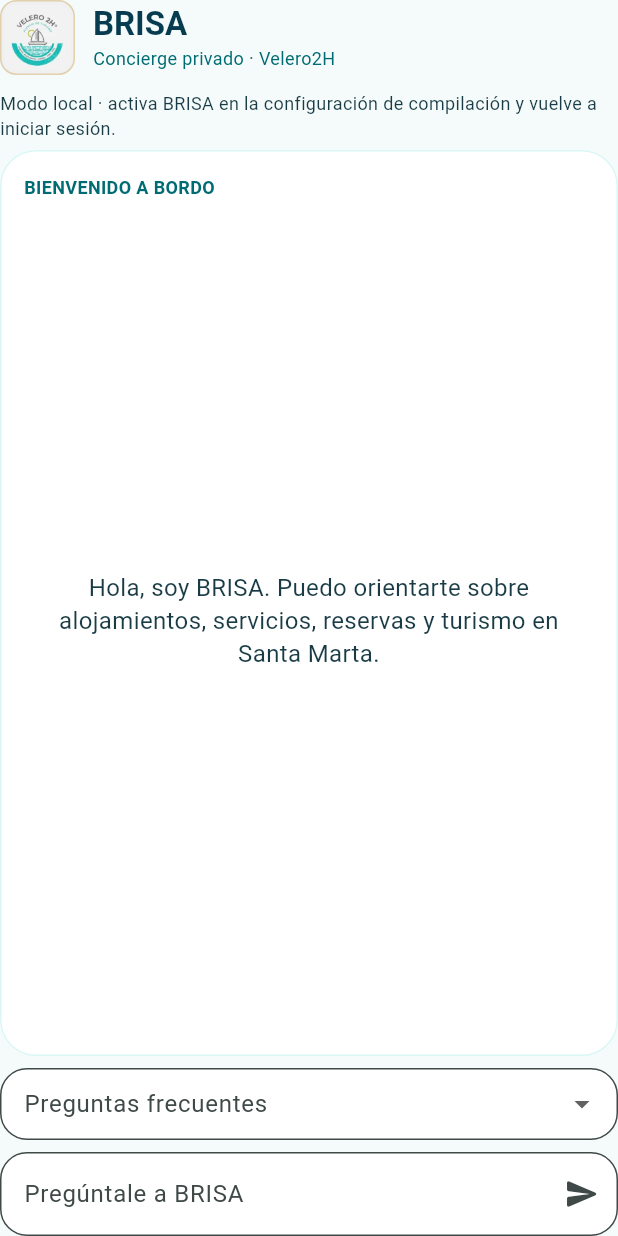
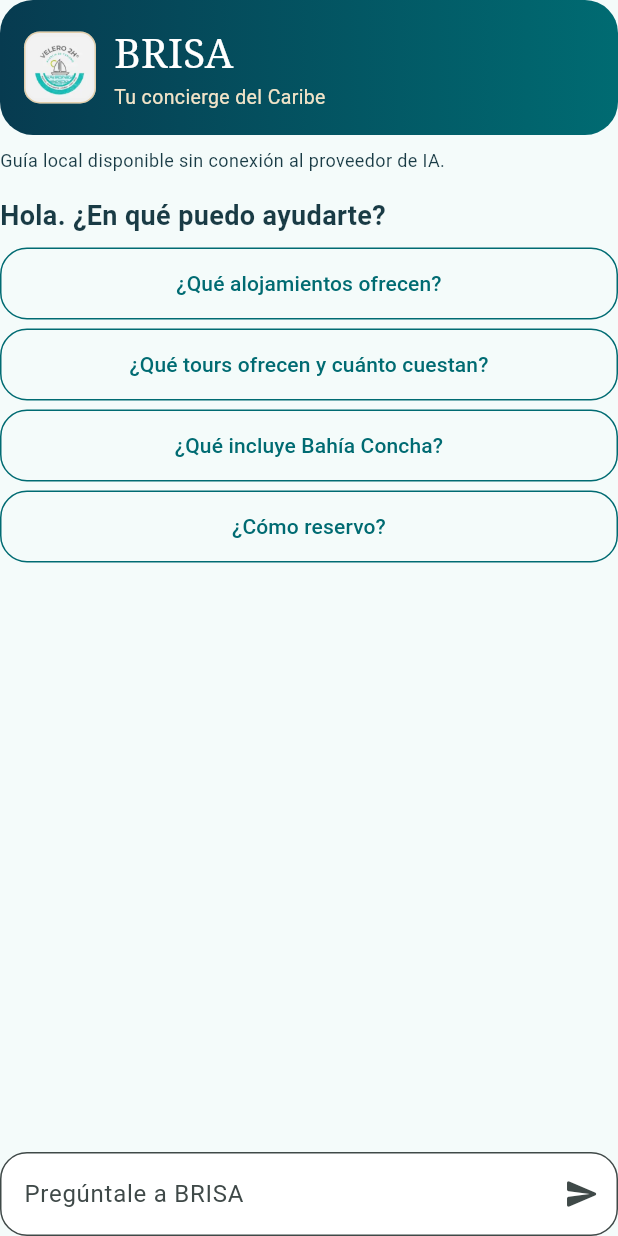
Before and after one commit to davidruizmanti1-lab/BIOMETRIC_LOGIN17, a Flutter app: the BrisaScreen widget shown alone on an empty page, opened directly, on a phone screen of 412 x 824 dp. Run offline on Flutter 3.47's test engine with Material 3 defaults, Android fonts, the phone set to English and light mode, and no system bars; our stand-ins replace flutter_map, geolocator, latlong2, local_auth.

Commit message:
Velero2H 2.9: resort luxury, catálogo de tours y concierge BRISA

```diff
--- a/lib/domain/services/brisa_faq.dart
+++ b/lib/domain/services/brisa_faq.dart
@@ -1,3 +1,5 @@
+import 'tour_catalog.dart';
+
 // Respuestas basadas en la información publicada por Velero2H.
 abstract final class BrisaFaq {
   static const topics = <(String, String, List<String>)>[
@@ -52,8 +54,10 @@ abstract final class BrisaFaq {
 
   static String answer(String q, {String? topic}) {
     if (!safe(q)) return privacy;
+    final catalogAnswer = TourCatalog.answer(q);
+    if (catalogAnswer != null) return catalogAnswer;
     final selected = topic == null ? localTopics(q) : validTopics(topic);
     if (selected.isEmpty) return fallback;
-    return selected.map((id) => topics.firstWhere((item) => item.$1 == id).$2).join('\n\n');
+    return selected.map((id) => id == 'tours' ? TourCatalog.summary : topics.firstWhere((item) => item.$1 == id).$2).join('\n\n');
   }
 }
--- /dev/null
+++ b/lib/domain/services/tour_catalog.dart
@@ -0,0 +1,99 @@
+import 'travel_tools.dart';
+
+class VeleroTour {
+  final String id, title, category, hours;
+  final int price;
+  final bool perPerson;
+  final List<String> includes;
+  final String? optional;
+
+  const VeleroTour({
+    required this.id,
+    required this.title,
+    required this.category,
+    required this.hours,
+    required this.price,
+    required this.includes,
+    this.perPerson = true,
+    this.optional,
+  });
+
+  String get asset => 'assets/images/velero/tour_$id.webp';
+  String get rate => TravelTools.cop(price) + (perPerson ? ' / persona' : ' (unidad de cobro por confirmar)');
+  String get description {
+    final extras = optional;
+    return '$title\n$rate\nHorario anunciado: $hours.\nIncluye: ${includes.join(', ')}.'
+        + (extras == null ? '' : '\nOpcional: $extras.');
+  }
+}
+
+abstract final class TourCatalog {
+  static const confirmation = 'Tarifas y horarios del material suministrado. Confirma vigencia, cupos y condiciones con el equipo antes de reservar.';
+  static const all = <VeleroTour>[
+    VeleroTour(
+      id: 'bahia_concha', title: 'Bahía Concha · Tayrona',
+      category: 'Naturaleza', hours: '09:00–17:30', price: 130000,
+      perPerson: false,
+      includes: ['Transporte', 'Guía', 'Seguro', 'Entrada', 'Almuerzo'],
+      optional: 'Snorkel por $35.000 COP, según anuncio',
+    ),
+    VeleroTour(
+      id: 'velero_concha', title: 'Bahía Concha en velero',
+      category: 'Navegación', hours: '10:00–17:00', price: 260000,
+      includes: ['Transporte climatizado', 'Entrada al parque', 'Seguro', 'Snorkel',
+        'Una bebida', 'Fruta', 'Almuerzo', 'Paddle board'],
+    ),
+    VeleroTour(
+      id: 'katamaran', title: 'Tour Bahía Katamaran',
+      category: 'Navegación', hours: '10:00–16:30', price: 160000,
+      includes: ['Transporte marítimo', 'Seguro', 'Guía profesional', 'Cóctel de bienvenida',
+        'Recorrido por las bahías', 'Pasadía en Playa Inca Inca', 'Almuerzo', 'Snorkel o kayak'],
+      optional: 'Ingreso al acuario; valor por consultar',
+    ),
+    VeleroTour(
+      id: 'barranquilla', title: 'Barranquilla y Puerto Mocho',
+      category: 'Cultura', hours: '08:45–17:30', price: 160000,
+      includes: ['Transporte climatizado', 'Guía profesional', 'Seguro de viaje', 'Mirador',
+        'Malecón del Río', 'Ventana al Mundo', 'Aleta del Tiburón', 'Estación de Las Flores',
+        'Tren a Puerto Mocho', 'Pasadía en Puerto Mocho', 'Almuerzo'],
+    ),
+  ];
+
+  static String normalize(String text) {
+    var value = text.toLowerCase();
+    for (final pair in ['áa', 'ée', 'íi', 'óo', 'úu', 'üu', 'ñn']) {
+      value = value.replaceAll(pair[0], pair[1]);
+    }
+    return value;
+  }
+
+  static List<VeleroTour> matching(String question) {
+    final q = normalize(question);
+    final matches = <VeleroTour>[];
+    if (q.contains('concha')) {
+      if (q.contains('velero')) {
+        matches.add(all[1]);
+      } else if (q.contains('tayrona') && !q.contains('compar')) {
+        matches.add(all[0]);
+      } else {
+        matches.addAll(all.take(2));
+      }
+    }
+    if (q.contains('katamaran') || q.contains('catamaran') || q.contains('inca inca')) {
+      matches.add(all[2]);
+    }
+    if (q.contains('barranquilla') || q.contains('puerto mocho')) {
+      matches.add(all[3]);
+    }
+    return matches;
+  }
+
+  static String get summary => all.map((t) => '${t.title}: ${t.rate} · ${t.hours}').join('\n')
+      + '\n\n' + confirmation;
+
+  static String? answer(String question) {
+    final matches = matching(question);
+    if (matches.isEmpty) return null;
+    return matches.map((t) => t.description).join('\n\n') + '\n\n' + confirmation;
+  }
+}
--- a/lib/presentation/screens/brisa_screen.dart
+++ b/lib/presentation/screens/brisa_screen.dart
@@ -2,11 +2,14 @@ import 'package:flutter/material.dart';
 import 'package:provider/provider.dart';
 import '../../core/velero_theme.dart';
 import '../../domain/services/brisa_faq.dart';
+import '../../domain/services/tour_catalog.dart';
 import '../controllers/auth_controller.dart';
 import '../widgets/velero_brand.dart';
 
 class BrisaScreen extends StatefulWidget {
-  const BrisaScreen({super.key});
+  final String? suggestedQuestion;
+  final int suggestionRevision;
+  const BrisaScreen({super.key, this.suggestedQuestion, this.suggestionRevision = 0});
 
   @override
   State<BrisaScreen> createState() => _BrisaScreenState();
@@ -14,23 +17,44 @@ class BrisaScreen extends StatefulWidget {
 
 class _BrisaScreenState extends State<BrisaScreen> {
   final _input = TextEditingController();
+  final _scroll = ScrollController();
   final _history = <(String, String, String)>[];
-  int _page = 0;
   bool _online = false;
   bool _busy = false;
   String? _notice;
 
   static const _suggestions = [
     '¿Qué alojamientos ofrecen?',
-    '¿Tienen cocina y aire acondicionado?',
-    '¿Cuánto cuesta y cómo reservo?',
-    '¿Hay disponibilidad?',
+    '¿Qué tours ofrecen y cuánto cuestan?',
+    '¿Qué incluye Bahía Concha?',
+    '¿Cómo reservo?',
   ];
+
+  @override
+  void initState() {
+    super.initState();
+    _input.text = widget.suggestedQuestion ?? '';
+  }
+
+  @override
+  void didUpdateWidget(covariant BrisaScreen oldWidget) {
+    super.didUpdateWidget(oldWidget);
+    if (oldWidget.suggestionRevision != widget.suggestionRevision) {
+      _input.text = widget.suggestedQuestion ?? '';
+    }
+  }
 
   @override
   void dispose() {
     _input.dispose();
+    _scroll.dispose();
     super.dispose();
+  }
+
+  void _latest() {
+    WidgetsBinding.instance.addPostFrameCallback((_) {
+      if (mounted && _scroll.hasClients) _scroll.jumpTo(_scroll.position.maxScrollExtent);
+    });
   }
 
   Future<void> _ask(String question) async {
@@ -41,116 +65,120 @@ class _BrisaScreenState extends State<BrisaScreen> {
       setState(() => _notice = BrisaFaq.privacy);
       return;
     }
-
     final auth = context.read<AuthController>();
-    final useOnline = _online && auth.brisaAvailable;
+    final fromCatalog = TourCatalog.matching(q).isNotEmpty || BrisaFaq.localTopics(q).contains('tours');
+    final useOnline = _online && auth.brisaAvailable && !fromCatalog;
     setState(() {
       _notice = null;
       _busy = useOnline;
       if (_history.length >= 12) _history.removeAt(0);
-      _history.add((q, BrisaFaq.answer(q), useOnline ? 'Guía local · consultando IA' : 'Guía local'));
-      _page = _history.length - 1;
+      _history.add((q, BrisaFaq.answer(q),
+        fromCatalog ? 'Catálogo de tours · local' : useOnline ? 'Guía local · consultando IA' : 'Guía local'));
     });
     _input.clear();
+    _latest();
     if (!useOnline) return;
 
-    // La respuesta local permanece visible si el servidor no responde.
     String? topic;
-    try {
-      topic = await auth.askBrisa(q);
-    } catch (_) {
-      topic = null;
-    }
+    try { topic = await auth.askBrisa(q); } catch (_) { topic = null; }
     if (!mounted) return;
     final confirmed = BrisaFaq.validTopics(topic).isNotEmpty;
     setState(() {
       _history[_history.length - 1] = (
-        q,
-        BrisaFaq.answer(q, topic: confirmed ? topic : null),
-        confirmed ? 'IA en línea · guía autorizada' : 'Guía local · revisa conexión, sesión o configuración del servidor',
+        q, BrisaFaq.answer(q, topic: confirmed ? topic : null),
+        confirmed ? 'IA en línea · guía autorizada' : 'Guía local · IA no disponible',
       );
       _busy = false;
     });
+    _latest();
   }
+
+  Widget _welcome(bool available) => Column(crossAxisAlignment: CrossAxisAlignment.stretch, children: [
+    Container(
+      padding: const EdgeInsets.all(16),
+      decoration: BoxDecoration(
+        borderRadius: BorderRadius.circular(22),
+        gradient: const LinearGradient(colors: [VeleroTheme.ocean, VeleroTheme.teal])),
+      child: const Row(children: [
+        VeleroBrand(size: 48), SizedBox(width: 12),
+        Expanded(child: Column(crossAxisAlignment: CrossAxisAlignment.start, children: [
+          Text('BRISA', style: TextStyle(color: Colors.white, fontFamily: 'serif', fontSize: 27)),
+          Text('Tu concierge del Caribe', style: TextStyle(color: VeleroTheme.champagne, fontSize: 13)),
+        ])),
+      ]),
+    ),
+    if (available) SwitchListTile(
+      contentPadding: EdgeInsets.zero, dense: true,
+      title: const Text('IA en línea'),
+      subtitle: const Text('Solo preguntas generales; catálogo local primero.'),
+      value: _online, onChanged: _busy ? null : (v) => setState(() => _online = v),
+    ) else const Padding(
+      padding: EdgeInsets.symmetric(vertical: 8),
+      child: Text('Guía local disponible sin conexión al proveedor de IA.', style: TextStyle(fontSize: 12)),
+    ),
+    if (_history.isEmpty) ...[
+      const SizedBox(height: 8),
+      const Text('Hola. ¿En qué puedo ayudarte?', style: TextStyle(fontSize: 18, fontWeight: FontWeight.w600)),
+      const SizedBox(height: 8),
+      for (final q in _suggestions) Padding(
+        padding: const EdgeInsets.only(bottom: 6),
+        child: OutlinedButton(onPressed: () => _ask(q), child: Text(q, textAlign: TextAlign.center))),
+    ],
+  ]);
+
+  Widget _message((String, String, String) item) => Padding(
+    padding: const EdgeInsets.only(top: 12),
+    child: Column(crossAxisAlignment: CrossAxisAlignment.stretch, children: [
+      Align(alignment: Alignment.centerRight, child: Container(
+        constraints: const BoxConstraints(maxWidth: 440),
+        margin: const EdgeInsets.only(left: 28),
+        padding: const EdgeInsets.all(14),
+        decoration: BoxDecoration(color: VeleroTheme.ocean,
+          borderRadius: BorderRadius.circular(18)),
+        child: Text(item.$1, style: const TextStyle(color: Colors.white, height: 1.4)),
+      )),
+      const SizedBox(height: 8),
+      Container(
+        padding: const EdgeInsets.all(16),
+        decoration: BoxDecoration(
+          gradient: const LinearGradient(begin: Alignment.topLeft, end: Alignment.bottomRight,
+            colors: [Colors.white, VeleroTheme.water]),
+          border: Border.all(color: VeleroTheme.water),
+          borderRadius: BorderRadius.circular(22),
+        ),
+        child: Column(crossAxisAlignment: CrossAxisAlignment.start, children: [
+          Row(children: [
+            const Icon(Icons.waves, size: 20, color: VeleroTheme.teal),
+            const SizedBox(width: 6),
+            Expanded(child: Text(item.$3, style: const TextStyle(color: VeleroTheme.teal, fontWeight: FontWeight.w600, fontSize: 12))),
+          ]),
+          const SizedBox(height: 10),
+          SelectableText(item.$2, style: const TextStyle(color: VeleroTheme.ink, fontSize: 15, height: 1.5)),
+        ]),
+      ),
+    ]),
+  );
 
   @override
   Widget build(BuildContext context) {
     final available = context.watch<AuthController>().brisaAvailable;
-    final latest = _history.isEmpty ? null : _history[_page];
-    return LayoutBuilder(builder: (context, size) {
-      final compact = size.maxHeight < 400;
     return Column(crossAxisAlignment: CrossAxisAlignment.stretch, children: [
-        if (!compact) ...[
-          Row(children: [
-            const VeleroBrand(size: 50),
-            const SizedBox(width: 12),
-            Expanded(child: Column(crossAxisAlignment: CrossAxisAlignment.start, children: [
-              Text('BRISA', style: Theme.of(context).textTheme.titleLarge?.copyWith(
-                fontWeight: FontWeight.w700, color: VeleroTheme.ocean)),
-              const Text('Concierge privado · Velero2H', style: TextStyle(color: VeleroTheme.teal, fontSize: 12)),
-            ])),
-          ]),
-          const SizedBox(height: 10),
-          if (available)
-            SwitchListTile(
-              dense: true, contentPadding: EdgeInsets.zero,
-              title: const Text('IA en línea'),
-              subtitle: const Text('Envía solo preguntas generales al proveedor.'),
-              value: _online,
-              onChanged: _busy ? null : (value) => setState(() => _online = value),
-            )
-          else const Text('Modo local · activa BRISA en la configuración de compilación y vuelve a iniciar sesión.', style: TextStyle(fontSize: 12)),
-        ],
+      Expanded(child: ListView.builder(
+        controller: _scroll, padding: const EdgeInsets.only(bottom: 8),
+        keyboardDismissBehavior: ScrollViewKeyboardDismissBehavior.manual,
+        itemCount: _history.length + 1,
+        itemBuilder: (context, index) => index == 0 ? _welcome(available) : _message(_history[index - 1]),
+      )),
       if (_busy) const LinearProgressIndicator(),
+      if (_notice != null) Text(_notice!, style: TextStyle(color: Theme.of(context).colorScheme.error), maxLines: 2),
       const SizedBox(height: 6),
-        Expanded(child: Card(
-          margin: EdgeInsets.zero,
-          child: Padding(
-            padding: EdgeInsets.all(compact ? 10 : 16),
-            child: Column(crossAxisAlignment: CrossAxisAlignment.stretch, children: [
-              Text(latest?.$3 ?? 'BIENVENIDO A BORDO', style: const TextStyle(
-                color: VeleroTheme.teal, fontWeight: FontWeight.w600, fontSize: 12)),
-              if (latest != null && !compact) ...[
-                const SizedBox(height: 6),
-                Text(latest.$1, maxLines: 2, overflow: TextOverflow.ellipsis,
-                  style: const TextStyle(fontWeight: FontWeight.bold)),
-              ],
-              const SizedBox(height: 8),
-              Expanded(child: Center(child: FittedBox(
-                fit: BoxFit.scaleDown,
-                alignment: Alignment.center,
-                child: SizedBox(
-                  width: (size.maxWidth - 36).clamp(120.0, 600.0).toDouble(),
-                  child: Text(latest?.$2 ?? 'Hola, soy BRISA. Puedo orientarte sobre alojamientos, servicios, reservas y turismo en Santa Marta.',
-                    style: const TextStyle(fontSize: 16, height: 1.35), textAlign: TextAlign.center),
-                ),
-              ))),
-            ]),
-          ),
-        )),
-        if (!compact && _history.length > 1) Row(mainAxisAlignment: MainAxisAlignment.center, children: [
-          IconButton(tooltip: 'Consulta anterior', onPressed: _page > 0 ? () => setState(() => _page--) : null, icon: const Icon(Icons.chevron_left)),
-          Text((_page + 1).toString() + '/' + _history.length.toString()),
-          IconButton(tooltip: 'Consulta siguiente', onPressed: _page + 1 < _history.length ? () => setState(() => _page++) : null, icon: const Icon(Icons.chevron_right)),
-        ]),
-        if (!compact && _history.isEmpty) Padding(
-          padding: const EdgeInsets.only(top: 8),
-          child: DropdownButtonFormField<String>(
-            isExpanded: true,
-            decoration: const InputDecoration(labelText: 'Preguntas frecuentes', isDense: true),
-            items: [for (final q in _suggestions) DropdownMenuItem(value: q, child: Text(q, overflow: TextOverflow.ellipsis))],
-            onChanged: (q) { if (q != null) _ask(q); },
-          ),
-        ),
-        if (_notice != null) Text(_notice!, style: TextStyle(color: Theme.of(context).colorScheme.error), maxLines: 2),
-        const SizedBox(height: 8),
       TextField(
         controller: _input, enabled: !_busy, maxLength: 300,
         textInputAction: TextInputAction.send, onSubmitted: _ask,
         decoration: InputDecoration(hintText: 'Pregúntale a BRISA', counterText: '',
-            suffixIcon: IconButton(tooltip: 'Enviar pregunta', onPressed: _busy ? null : () => _ask(_input.text), icon: const Icon(Icons.send_rounded))),
+          suffixIcon: IconButton(tooltip: 'Enviar pregunta', onPressed: _busy ? null : () => _ask(_input.text),
+            icon: const Icon(Icons.send_rounded))),
       ),
     ]);
-    });
   }
 }
--- a/pubspec.yaml
+++ b/pubspec.yaml
@@ -1,7 +1,7 @@
 name: biometric_login
 description: Velero2H - alojamientos y experiencias en Santa Marta
 publish_to: 'none'
-version: 2.8.3+16
+version: 2.9.0+17
 environment:
   sdk: ">=3.10.0 <4.0.0"
   flutter: ">=3.38.0"
```
Also changed, not shown: lib/domain/services/velero_gallery.dart (+14 -2 lines), lib/presentation/screens/home_screen.dart (+104 -23 lines), lib/presentation/screens/tours_screen.dart (added, +133 -0 lines), 7 other files. Lines whose indentation alone changed are shown as unchanged.
